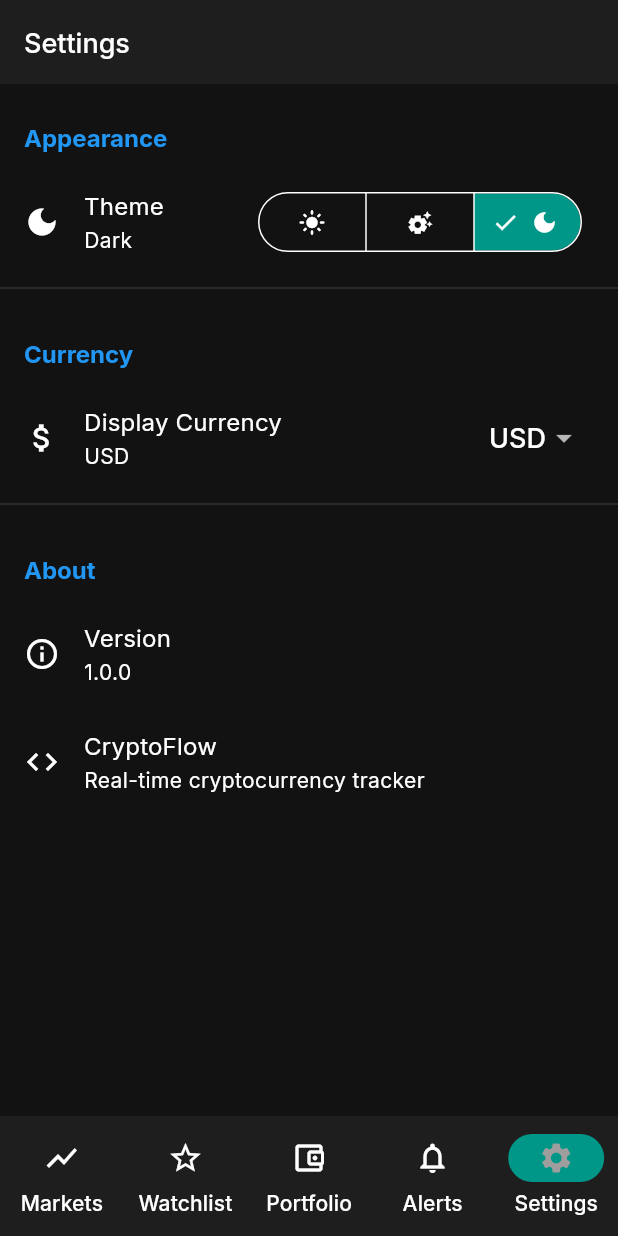
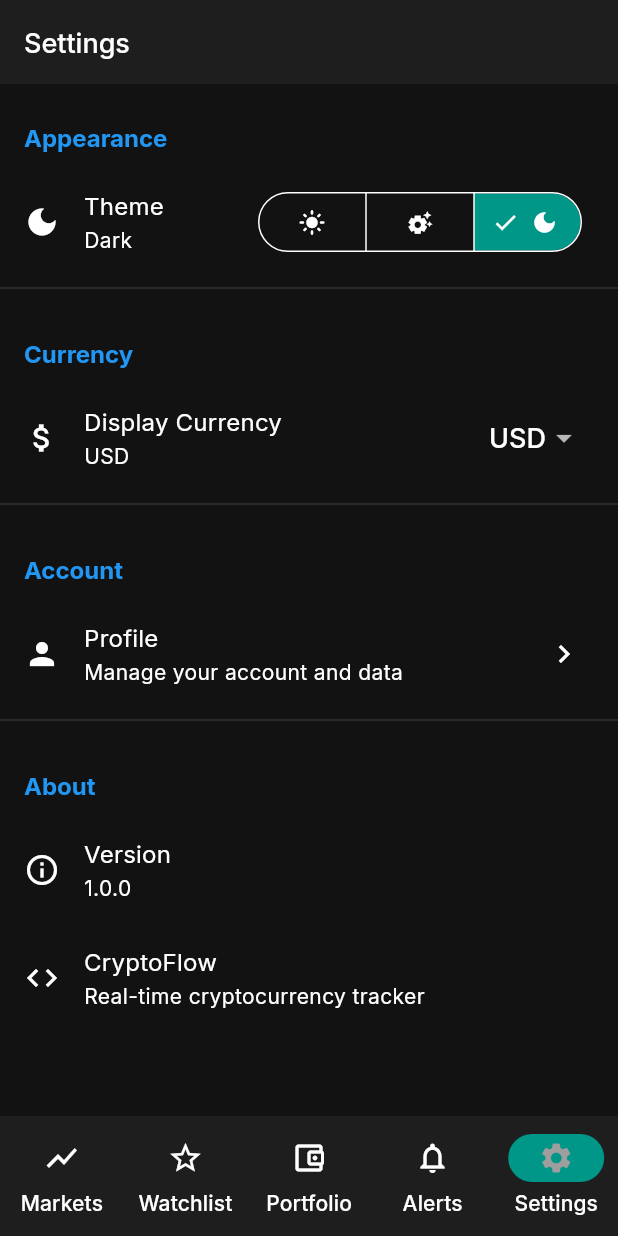
Before and after one commit to tunckankilic/CryptoFlow, a Flutter app: the SettingsPage screen opened by its route, on a phone screen of 412 x 824 dp. Run offline on Flutter 3.47's test engine with Material 3 defaults, Android fonts, the phone set to English and light mode, and no system bars; our stand-ins replace cached_network_image, cloud_firestore, connectivity_plus, dartz, dio, drift and 13 more; accounts and stored records are empty; generated files the repository leaves out were written again; network calls fail.

Commit message:
bug fix continues

```diff
--- a/crypto_flow/lib/app.dart
+++ b/crypto_flow/lib/app.dart
@@ -1,5 +1,6 @@
 import 'package:flutter/material.dart';
 import 'package:flutter_bloc/flutter_bloc.dart';
+import 'package:go_router/go_router.dart';
 import 'package:design_system/design_system.dart';
 
 // BLoCs
@@ -13,8 +14,22 @@ import 'di/injection_container.dart';
 import 'navigation/app_router.dart';
 
 /// Main CryptoFlow application
-class CryptoFlowApp extends StatelessWidget {
+class CryptoFlowApp extends StatefulWidget {
   const CryptoFlowApp({super.key});
+
+  @override
+  State<CryptoFlowApp> createState() => _CryptoFlowAppState();
+}
+
+class _CryptoFlowAppState extends State<CryptoFlowApp> {
+  late final GoRouter _router;
+
+  @override
+  void initState() {
+    super.initState();
+    // Create router once with AuthBloc
+    _router = createAppRouter(getIt<AuthBloc>());
+  }
 
   @override
   Widget build(BuildContext context) {
@@ -49,8 +64,8 @@ class CryptoFlowApp extends StatelessWidget {
             darkTheme: AppTheme.darkTheme,
             themeMode: settingsState.themeMode,
 
-            // Navigation
-            routerConfig: appRouter,
+            // Navigation - use cached router
+            routerConfig: _router,
           );
         },
       ),
--- a/crypto_flow/lib/di/auth_module.dart
+++ b/crypto_flow/lib/di/auth_module.dart
@@ -39,6 +39,10 @@ Future<void> registerAuthModule() async {
     () => WatchAuthState(getIt<AuthRepository>()),
   );
 
+  getIt.registerLazySingleton<DeleteAccount>(
+    () => DeleteAccount(getIt<AuthRepository>()),
+  );
+
   // BLoC
   getIt.registerFactory<AuthBloc>(
     () => AuthBloc(
@@ -48,6 +52,7 @@ Future<void> registerAuthModule() async {
       signOut: getIt<SignOut>(),
       getCurrentUser: getIt<GetCurrentUser>(),
       watchAuthState: getIt<WatchAuthState>(),
+      deleteAccount: getIt<DeleteAccount>(),
     ),
   );
 }
--- a/crypto_flow/lib/di/injection_container.dart
+++ b/crypto_flow/lib/di/injection_container.dart
@@ -1,5 +1,6 @@
 import 'package:get_it/get_it.dart';
 import 'package:hive_flutter/hive_flutter.dart';
+import 'package:firebase_core/firebase_core.dart';
 
 // Package imports
 import 'package:alerts/alerts.dart';
@@ -38,6 +39,9 @@ Future<void> configureDependencies() async {
   await Hive.openBox<WatchlistItemModel>('watchlist');
   await Hive.openBox<PriceAlertModel>('alerts');
 
+  // Initialize Firebase
+  await Firebase.initializeApp();
+
   // Register modules
   await registerCoreModule();
   await registerMarketModule();
--- a/crypto_flow/packages/auth/lib/auth.dart
+++ b/crypto_flow/packages/auth/lib/auth.dart
@@ -13,6 +13,7 @@ export 'domain/usecases/sign_in_anonymously.dart';
 export 'domain/usecases/sign_out.dart';
 export 'domain/usecases/get_current_user.dart';
 export 'domain/usecases/watch_auth_state.dart';
+export 'domain/usecases/delete_account.dart';
 
 // Data - Models
 export 'data/models/app_user_model.dart';
--- /dev/null
+++ b/crypto_flow/packages/auth/lib/domain/usecases/delete_account.dart
@@ -0,0 +1,16 @@
+import 'package:dartz/dartz.dart';
+import 'package:core/core.dart';
+
+import '../repositories/auth_repository.dart';
+
+/// Use case for deleting user account
+class DeleteAccount implements UseCase<void, NoParams> {
+  final AuthRepository repository;
+
+  DeleteAccount(this.repository);
+
+  @override
+  Future<Either<Failure, void>> call(NoParams params) async {
+    return await repository.deleteAccount();
+  }
+}
--- a/crypto_flow/packages/auth/lib/presentation/pages/login_page.dart
+++ b/crypto_flow/packages/auth/lib/presentation/pages/login_page.dart
@@ -40,7 +40,7 @@ class LoginPage extends StatelessWidget {
                 child: Column(
                   mainAxisAlignment: MainAxisAlignment.center,
                   children: [
-                    const Spacer(flex: 2),
+                    const SizedBox(height: 60),
 
                     // Logo
                     Container(
@@ -92,7 +92,7 @@ class LoginPage extends StatelessWidget {
                       textAlign: TextAlign.center,
                     ),
 
-                    const Spacer(flex: 2),
+                    const SizedBox(height: 40),
 
                     // Welcome text
                     Text(
@@ -189,7 +189,7 @@ class LoginPage extends StatelessWidget {
                       ),
                     ),
 
-                    const Spacer(flex: 3),
+                    const SizedBox(height: 60),
 
                     // Terms and Privacy
                     Padding(
--- a/crypto_flow/packages/auth/lib/presentation/pages/profile_page.dart
+++ b/crypto_flow/packages/auth/lib/presentation/pages/profile_page.dart
@@ -130,12 +130,13 @@ class ProfilePage extends StatelessWidget {
             onTap: () => _showSignOutDialog(context),
           ),
 
-          if (!user.isAnonymous)
           _buildListTile(
             context,
             icon: Icons.delete_forever,
             title: 'Delete Account',
-              subtitle: 'Permanently delete your account and data',
+            subtitle: user.isAnonymous
+                ? 'Delete all local data'
+                : 'Permanently delete your account and data',
             iconColor: theme.colorScheme.error,
             textColor: theme.colorScheme.error,
             onTap: () => _showDeleteAccountDialog(context),
--- a/crypto_flow/packages/market/lib/presentation/pages/market_list_page.dart
+++ b/crypto_flow/packages/market/lib/presentation/pages/market_list_page.dart
@@ -1,5 +1,6 @@
 import 'package:flutter/material.dart';
 import 'package:flutter_bloc/flutter_bloc.dart';
+import 'package:go_router/go_router.dart';
 import '../bloc/ticker_list/ticker_list_bloc.dart';
 import '../bloc/ticker_list/ticker_list_event.dart';
 import '../bloc/ticker_list/ticker_list_state.dart';
@@ -355,10 +356,7 @@ class _TickerListView extends StatelessWidget {
               key: ValueKey(ticker.symbol),
               ticker: ticker,
               onTap: () {
-                Navigator.pushNamed(
-                  context,
-                  '/ticker/${ticker.symbol}',
-                );
+                context.go('/ticker/${ticker.symbol}');
               },
             ),
           );
--- a/crypto_flow/packages/settings/lib/presentation/pages/settings_page.dart
+++ b/crypto_flow/packages/settings/lib/presentation/pages/settings_page.dart
@@ -1,5 +1,6 @@
 import 'package:flutter/material.dart';
 import 'package:flutter_bloc/flutter_bloc.dart';
+import 'package:go_router/go_router.dart';
 import '../bloc/settings_bloc.dart';
 import '../bloc/settings_event.dart';
 import '../bloc/settings_state.dart';
@@ -68,6 +69,11 @@ class _SettingsContent extends StatelessWidget {
         // Currency Section
         _SectionHeader(title: 'Currency'),
         _CurrencyTile(currentCurrency: state.currency),
+        const Divider(),
+
+        // Account Section
+        _SectionHeader(title: 'Account'),
+        const _ProfileTile(),
         const Divider(),
 
         // About Section
@@ -183,3 +189,18 @@ class _CurrencyTile extends StatelessWidget {
     );
   }
 }
+
+class _ProfileTile extends StatelessWidget {
+  const _ProfileTile();
+
+  @override
+  Widget build(BuildContext context) {
+    return ListTile(
+      leading: const Icon(Icons.person),
+      title: const Text('Profile'),
+      subtitle: const Text('Manage your account and data'),
+      trailing: const Icon(Icons.chevron_right),
+      onTap: () => context.go('/profile'),
+    );
+  }
+}
--- a/crypto_flow/packages/settings/pubspec.yaml
+++ b/crypto_flow/packages/settings/pubspec.yaml
@@ -17,6 +17,9 @@ dependencies:
   # State management
   flutter_bloc: ^8.1.0
 
+  # Navigation
+  go_router: ^14.0.0
+
   # Local storage
   hive_flutter: ^1.1.0
 
--- a/crypto_flow/packages/watchlist/lib/presentation/bloc/watchlist_bloc.dart
+++ b/crypto_flow/packages/watchlist/lib/presentation/bloc/watchlist_bloc.dart
@@ -134,14 +134,15 @@ class WatchlistBloc extends Bloc<WatchlistEvent, WatchlistState> {
 
   /// Build loaded state with cache
   WatchlistLoaded _buildLoadedState(List<dynamic> items) {
-    final typedItems = items.cast();
+    // Properly convert List<dynamic> to List<WatchlistItem>
+    final typedItems = items.map((item) => item as WatchlistItem).toList();
     final cache = <String, bool>{};
     for (final item in typedItems) {
       cache[item.symbol] = true;
     }
 
     return WatchlistLoaded(
-      items: typedItems as List<WatchlistItem>,
+      items: typedItems,
       inWatchlistCache: cache,
     );
   }
```
Also changed, not shown: crypto_flow/lib/navigation/app_router.dart (+47 -1 lines), crypto_flow/packages/auth/lib/presentation/bloc/auth_bloc.dart (+36 -6 lines), crypto_flow/packages/portfolio/lib/presentation/bloc/portfolio_bloc.dart (+7 -7 lines), crypto_flow/packages/settings/pubspec.lock. Lines whose indentation alone changed are shown as unchanged.
